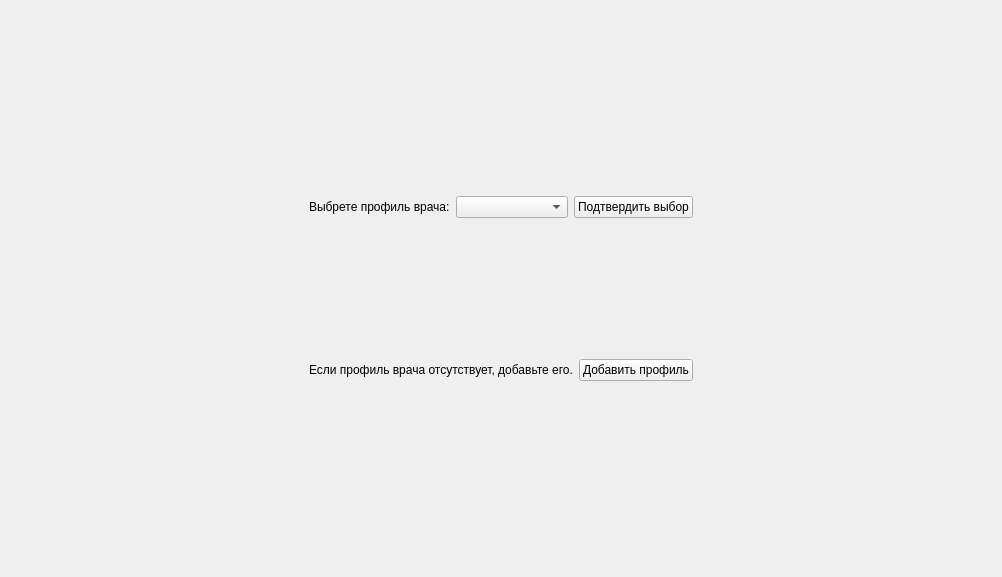
Qt form mainWindow.ui (hubish/DataBaseProject) before a commit.
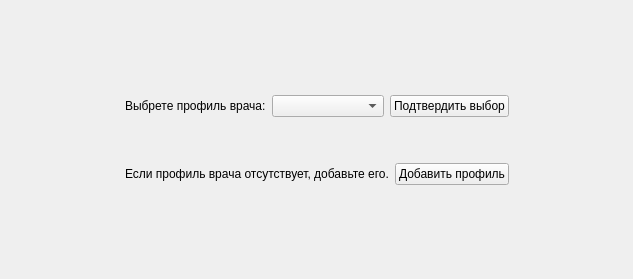
The same form after that commit.

Diff of the .ui file:
```diff
--- a/mainWindow.ui
+++ b/mainWindow.ui
@@ -6,8 +6,8 @@
    <rect>
     <x>0</x>
     <y>0</y>
-    <width>1002</width>
-    <height>577</height>
+    <width>633</width>
+    <height>279</height>
    </rect>
   </property>
   <property name="windowTitle">
```
